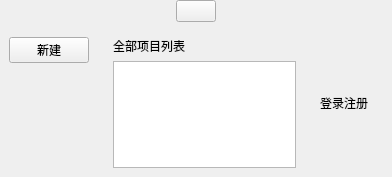
chenwuwen/ImageLabelSpirit, file indexwidget.ui: the form before one commit.
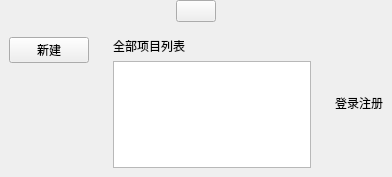
The form after the commit. Icons and pictures are not drawn.

The edit to the form file:
```diff
--- a/indexwidget.ui
+++ b/indexwidget.ui
@@ -13,7 +13,7 @@
   <property name="windowTitle">
    <string>Form</string>
   </property>
-  <layout class="QGridLayout" name="gridLayout" rowstretch="1,18" columnstretch="2,3,2,2">
+  <layout class="QGridLayout" name="gridLayout" rowstretch="1,18" columnstretch="1,3,1,1">
    <property name="leftMargin">
     <number>0</number>
    </property>
```
